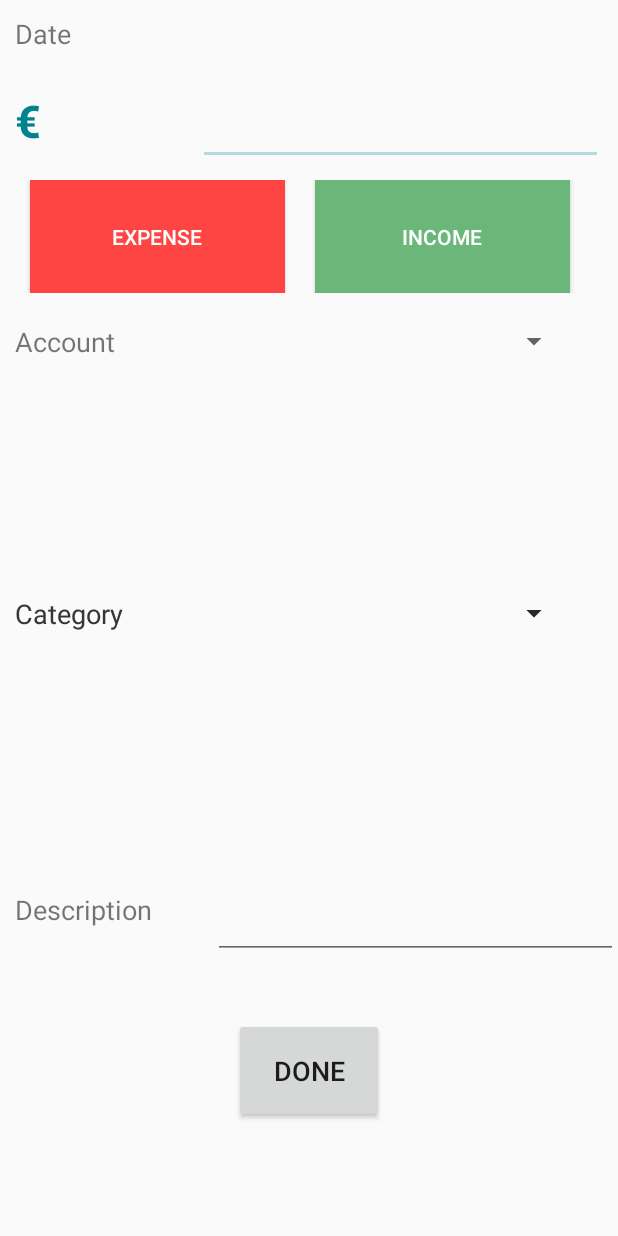
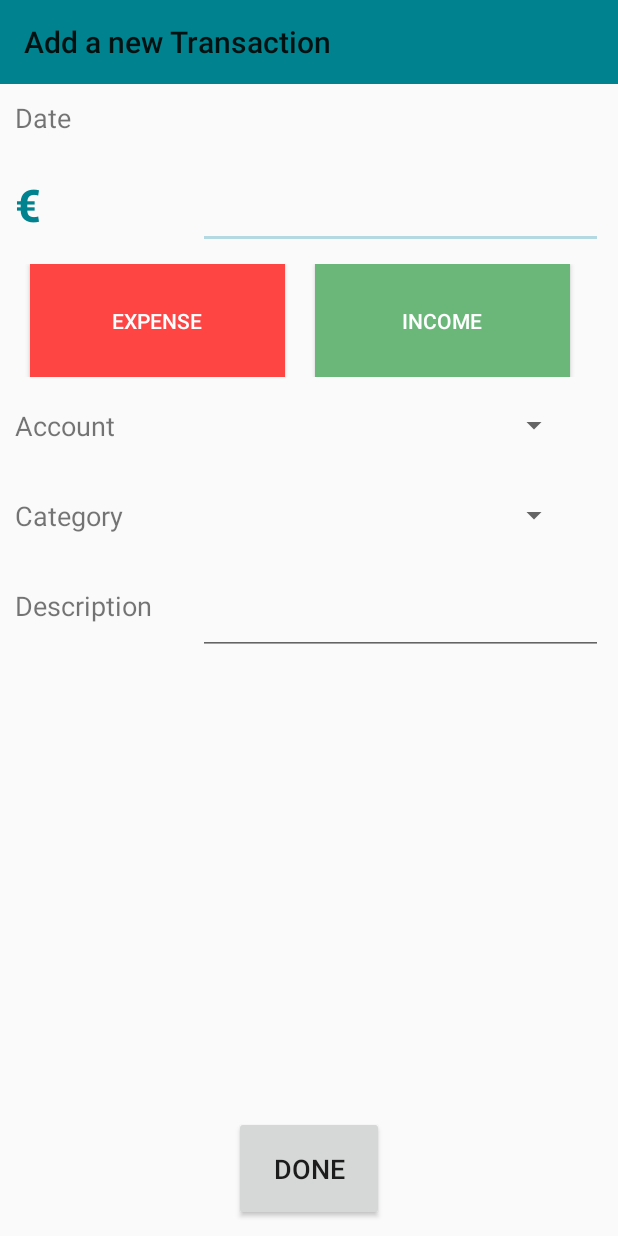
Before and after one commit to parkhyerim/finanzapp-pem-ss2018, an Android app: the layout transaction_add.xml on its own in the app's theme, with its tools: preview values and no code run, on a phone screen of 412 x 824 dp. Run offline under Robolectric (Android 15) with nearby library versions, the phone set to English and light mode, and no system bars.

Commit message:
Transactions, Accounts, Fixes & More (The Movie): - fixed expense category error that selected the wrong category when editing an existing Transaction - when editing an Account, the balance is not editable anymore - Transactions are now editable by short click, long click now reveals only the delete button - Account model & view now react immediately to transaction changes - TransactionHistoryEvent now has a second constructor for UPDATED events to pass the old transaction as well - toolbar and simplified layout for TransactionAddActivity - moved FAB in the Transactions tab to the usual position (bottom right corner) - added padding to Transaction list so that the FAB won't occlude any list item data - unified add icons - more refactoring - documented some more methods

```diff
--- a/app/src/main/java/com/lmu/pem/finanzapp/AccountAddActivity.java
+++ b/app/src/main/java/com/lmu/pem/finanzapp/AccountAddActivity.java
@@ -49,6 +49,8 @@ public class AccountAddActivity extends AppCompatActivity {
             Account acc = accountManager.getAccountById(accountID);
             nameView.setText(acc.getName());
             balanceView.setText(String.format(Locale.getDefault(), "%,.2f",acc.getBalance()));
+            balanceText.setVisibility(View.GONE);
+            balanceView.setVisibility(View.GONE);
             defaultCheckView.setChecked(acc.isDefault());
         }
 
@@ -64,7 +66,7 @@ public class AccountAddActivity extends AppCompatActivity {
                 }else{
                     double balance = 0;
                     try {
-                        balance = Double.parseDouble(balanceView.getText().toString()); //TODO should a balance be changable? if so, is this a transaction?
+                        balance = Double.parseDouble(balanceView.getText().toString());
                     }catch (Exception e){} //Shouldn't really be necessary because of set inputType, but hey, better safe than sorry.
 
                     boolean defaultSelected = defaultCheckView.isChecked(); //TODO what if a default account was un-defaulted? what if a new default was set?
--- a/app/src/main/java/com/lmu/pem/finanzapp/data/categories/CategoryManager.java
+++ b/app/src/main/java/com/lmu/pem/finanzapp/data/categories/CategoryManager.java
@@ -89,7 +89,7 @@ public class CategoryManager {
      */
     public ArrayList<String> createDefaultExpCategories(){
         ArrayList<String> defaultExpCats = new ArrayList<>();
-        defaultExpCats.addAll(Arrays.asList("Food","Household","Transportation","Health","Movie", "Beauty", "Apparel", "Party", "Gift", "Education", "Music",
+        defaultExpCats.addAll(Arrays.asList("", "Food","Household","Transportation","Health","Movie", "Beauty", "Apparel", "Party", "Gift", "Education", "Music",
                 "Car","Travel", "Other","Add"));
         return defaultExpCats;
     }
--- a/app/src/main/res/drawable/ic_add_white_24dp.xml
+++ /dev/null
@@ -1,5 +0,0 @@
-<vector android:height="24dp" android:tint="#FFFFFF"
-    android:viewportHeight="24.0" android:viewportWidth="24.0"
-    android:width="24dp" xmlns:android="http://schemas.android.com/apk/res/android">
-    <path android:fillColor="#FF000000" android:pathData="M19,13h-6v6h-2v-6H5v-2h6V5h2v6h6v2z"/>
-</vector>
--- a/app/src/main/res/layout/account_fragment.xml
+++ b/app/src/main/res/layout/account_fragment.xml
@@ -25,7 +25,7 @@
         android:id="@+id/acc_fab"
         android:layout_gravity="end|bottom"
         android:layout_margin="16dp"
-        android:src="@drawable/ic_add_black_24dp"
+        android:src="@drawable/add"
         android:background="@color/colorPrimary"
         />
 
--- a/app/src/main/res/layout/transaction_add.xml
+++ b/app/src/main/res/layout/transaction_add.xml
@@ -1,44 +1,36 @@
 <?xml version="1.0" encoding="utf-8"?>
-<RelativeLayout xmlns:android="http://schemas.android.com/apk/res/android"
+<LinearLayout xmlns:android="http://schemas.android.com/apk/res/android"
     xmlns:app="http://schemas.android.com/apk/res-auto"
     xmlns:tools="http://schemas.android.com/tools"
     android:layout_width="match_parent"
     android:layout_height="match_parent"
     android:orientation="vertical"
-    tools:context=".TransactionAddActivity"
-    android:id="@+id/transaction_add_layout">
-
-    <!--
-
-    <android.support.design.widget.CoordinatorLayout
-        android:layout_width="match_parent"
-        android:layout_height="100dp"
-        android:layout_centerHorizontal="true"
-        android:id="@+id/coordinator">
+    tools:context=".TransactionAddActivity">
 
 
-        <android.support.v4.view.ViewPager
-            android:id="@+id/transaction_add_viewPager"
+    <android.support.v7.widget.Toolbar
+        android:id="@+id/toolbar"
         android:layout_width="match_parent"
-            android:layout_height="wrap_content">
+        android:layout_height="?android:attr/actionBarSize"
+        android:background="?android:attr/colorPrimary"
+        android:theme="@style/ThemeOverlay.AppCompat.ActionBar"
+        app:title="Add a new Transaction"
+        app:popupTheme="@style/ThemeOverlay.AppCompat.Light">
+    </android.support.v7.widget.Toolbar>
 
-            <android.support.design.widget.TabLayout
-                android:id="@+id/transaction_add_TablayoutID"
+    <LinearLayout
         android:layout_width="match_parent"
         android:layout_height="wrap_content"
-                android:layout_marginBottom="4dp"
-                android:background="@color/colorPrimaryDark"
-                android:elevation="4dp" />
-
-        </android.support.v4.view.ViewPager>
-    </android.support.design.widget.CoordinatorLayout>
-    -->
+        android:id="@+id/transaction_add_layout"
+        android:padding="10dp"
+        android:orientation="vertical"
+        android:clipToPadding="false">
 
         <RelativeLayout
             android:id="@+id/basic_layout"
             android:layout_width="match_parent"
             android:layout_height="wrap_content"
-        android:layout_margin="10dp">
+            android:layout_marginBottom="10dp">
 
             <TextView
                 android:id="@+id/date_textView"
@@ -129,16 +121,14 @@
             android:id="@+id/expense_layout"
             android:layout_width="match_parent"
             android:layout_height="wrap_content"
-        android:layout_alignParentStart="true"
-        android:layout_centerVertical="true">
+            android:layout_marginBottom="10dp"
+            android:visibility="visible">
 
 
             <TextView
                 android:id="@+id/category_textView"
                 android:layout_width="100dp"
                 android:layout_height="50dp"
-            android:layout_marginTop="20dp"
-            android:layout_marginLeft="10dp"
                 android:text="Category"
                 android:textSize="18sp" />
 
@@ -146,7 +136,6 @@
                 android:id="@+id/category_Spinner"
                 android:layout_width="270dp"
                 android:layout_height="wrap_content"
-            android:layout_marginTop="20dp"
                 android:textAlignment="viewEnd"
                 android:layout_toRightOf="@+id/category_textView"
                 android:spinnerMode="dialog"></Spinner>
@@ -154,22 +143,17 @@
         </RelativeLayout>
 
 
-
-
         <RelativeLayout
             android:id="@+id/income_layout"
             android:layout_width="match_parent"
             android:layout_height="wrap_content"
-        android:layout_alignParentStart="true"
-        android:layout_centerVertical="true">
-
+            android:layout_marginBottom="10dp"
+            android:visibility="gone">
 
             <TextView
                 android:id="@+id/category_textView2"
                 android:layout_width="100dp"
                 android:layout_height="50dp"
-            android:layout_marginTop="20dp"
-            android:layout_marginLeft="10dp"
                 android:text="Category"
                 android:textSize="18sp" />
 
@@ -177,7 +161,6 @@
                 android:id="@+id/category_Spinner2"
                 android:layout_width="270dp"
                 android:layout_height="wrap_content"
-            android:layout_marginTop="20dp"
                 android:textAlignment="viewEnd"
                 android:layout_toRightOf="@+id/category_textView2"
                 android:spinnerMode="dialog"></Spinner>
@@ -185,20 +168,15 @@
         </RelativeLayout>
 
 
-
         <RelativeLayout
             android:layout_width="match_parent"
-        android:layout_height="190dp"
-        android:layout_alignParentBottom="true"
-        android:layout_alignParentStart="true"
-        android:layout_marginBottom="40dp">
+            android:layout_height="wrap_content">
 
             <TextView
                 android:id="@+id/description_textView"
                 android:layout_width="100dp"
                 android:layout_height="50dp"
                 android:text="Description"
-            android:layout_marginLeft="10dp"
                 android:textSize="18sp" />
 
             <EditText
@@ -216,20 +194,11 @@
                 android:layout_height="70dp"
                 android:layout_alignParentBottom="true"
                 android:layout_centerHorizontal="true"
-            android:layout_marginBottom="35dp"
                 android:text="DONE"
                 android:textSize="18sp"/>
 
-        <!--Button
-            android:id="@+id/edit_button"
-            android:layout_width="100dp"
-            android:layout_height="70dp"
-            android:layout_alignParentBottom="true"
-            android:layout_marginBottom="35dp"
-            android:text="EDIT"
-            android:textSize="18sp"/-->
-
         </RelativeLayout>
 
+    </LinearLayout>
 
-</RelativeLayout>
+</LinearLayout>
```
Also changed, not shown: app/src/main/java/com/lmu/pem/finanzapp/TransactionAddActivity.java (+14 -17 lines), app/src/main/java/com/lmu/pem/finanzapp/controller/TransactionAdapter.java (+4 -6 lines), app/src/main/java/com/lmu/pem/finanzapp/model/AccountManager.java (+34 -1 lines), app/src/main/java/com/lmu/pem/finanzapp/model/transactions/TransactionHistoryEvent.java (+28 -2 lines), app/src/main/java/com/lmu/pem/finanzapp/model/transactions/TransactionManager.java (+9 -1 lines), app/src/main/java/com/lmu/pem/finanzapp/views/AccountFragment.java (+13 -4 lines), app/src/main/res/layout/transaction_fragment.xml (+6 -3 lines), app/src/main/res/layout/transactions_item.xml (+5 -14 lines), app/src/main/res/drawable/add.png (deleted), app/src/main/res/drawable/add.xml (renamed from app/src/main/res/drawable/ic_add_black_24dp.xml). Lines whose indentation alone changed are shown as unchanged.
